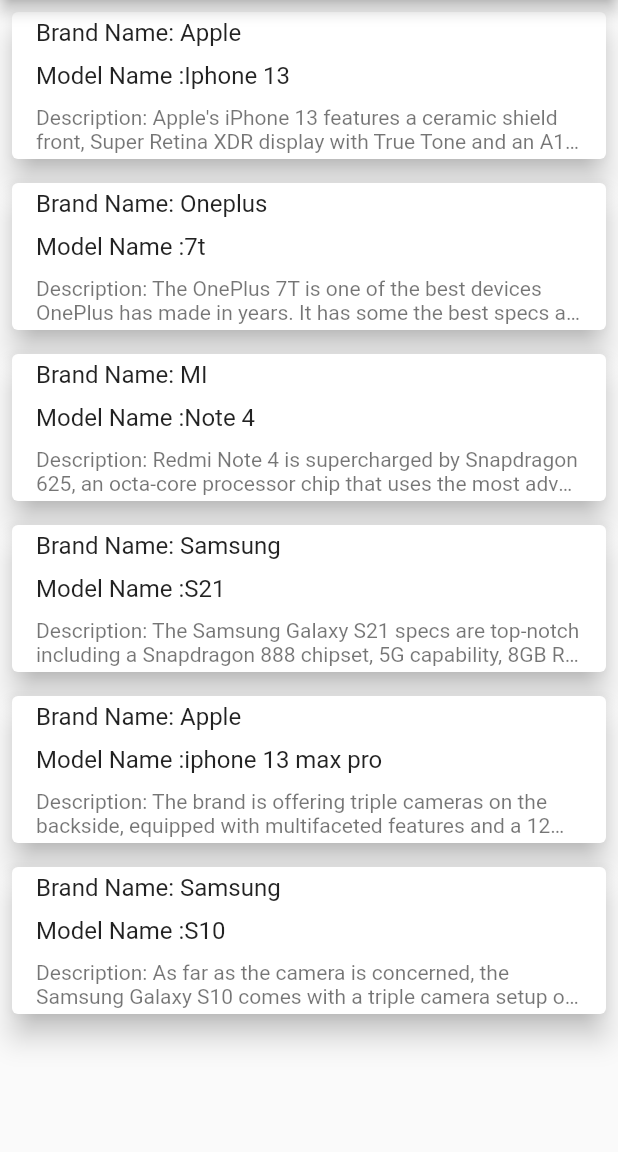
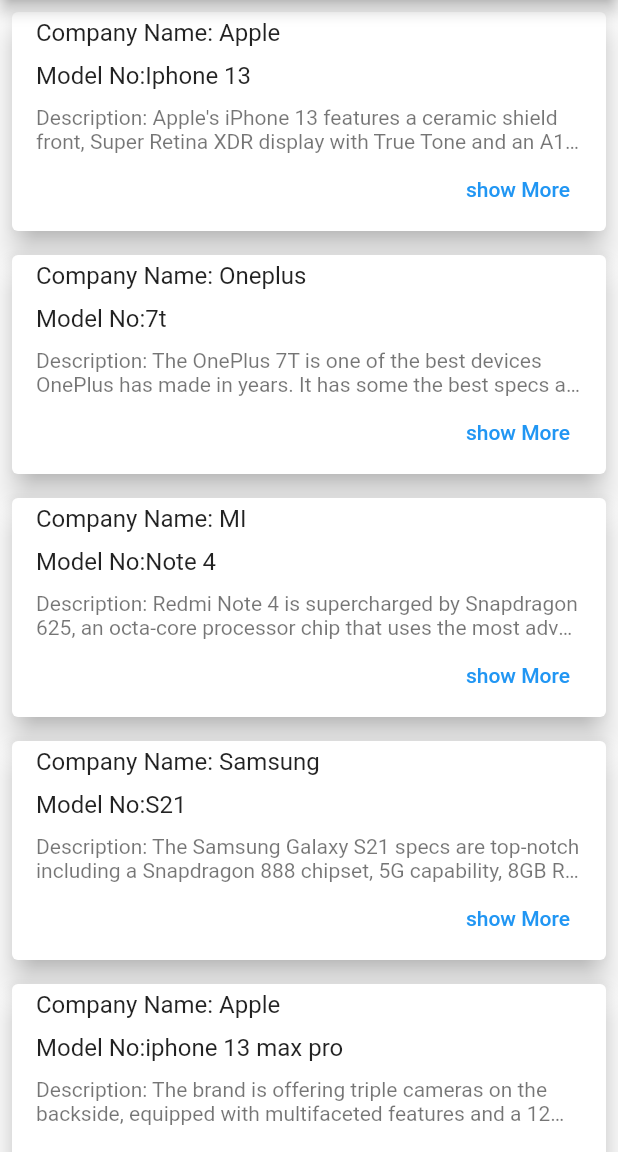
Before and after one commit to divyang-mobio/assignment, a Flutter app: the screen it shows after launch, on a phone screen of 412 x 824 dp, the part 84-1236 px from its top. Run offline on Flutter 3.47's test engine with Material 2 defaults, Android fonts, the phone set to English and light mode, and no system bars; our stand-ins replace badges, bloc, flutter_bloc, sqflite; accounts and stored records are empty.

Commit message:
add show more functionality

```diff
--- a/lib/screens/favorite_screen.dart
+++ b/lib/screens/favorite_screen.dart
@@ -12,13 +12,13 @@ class FavoriteScreen extends StatelessWidget {
       appBar: AppBar(title: const Text("Cart")),
       body: BlocBuilder<FavoriteBloc, FavoriteState>(builder: (_, state) {
         if (state is FavoriteLoading) {
-          return const Center(child: CircularProgressIndicator());
+          return const Center(child: CircularProgressIndicator.adaptive());
         } else if (state is FavoriteLoaded) {
           return listData(state.favoriteData);
         } else if (state is FavoriteError) {
-          return const Center(child: Text('error'));
+          return const Center(child: Text('error :('));
         } else {
-          return const Center(child: Text("Not Working"));
+          return const Center(child: Text("Not Working :("));
         }
       }),
     );
--- a/lib/screens/home_screen.dart
+++ b/lib/screens/home_screen.dart
@@ -34,13 +34,13 @@ class MyHomePage extends StatelessWidget {
       body: BlocBuilder<DataFetchBloc, DataFetchState>(
         builder: (_, state) {
           if (state is DataFetchLoading) {
-            return const Center(child: CircularProgressIndicator());
+            return const Center(child: CircularProgressIndicator.adaptive());
           } else if (state is DataFetchLoaded) {
             return listData(state.data);
           } else if (state is DataFetchError) {
-            return const Center(child: Text('error'));
+            return const Center(child: Text('error :('));
           } else {
-            return const Center(child: Text("Not Working"));
+            return const Center(child: Text("Not Working :("));
           }
         },
       ),
--- a/lib/screens/listview.dart
+++ b/lib/screens/listview.dart
@@ -17,24 +17,62 @@ listData(List<DataModel> data) {
                 ),
               ),
             ),
-            child: Card(
+            child: CardData(data: data[index]),
+          ),
+        )
+      : const Center(child: Text('No Data in Cart'));
+}
+
+class CardData extends StatefulWidget {
+  const CardData({Key? key, required this.data}) : super(key: key);
+  final DataModel data;
+
+  @override
+  State<CardData> createState() => _CardDataState();
+}
+
+class _CardDataState extends State<CardData> {
+  bool showMoreData = false;
+
+  void showMore() {
+    setState(() => showMoreData = !showMoreData);
+  }
+
+  @override
+  Widget build(BuildContext context) {
+    return Card(
       margin: const EdgeInsetsDirectional.all(8),
       elevation: 8,
       child: ListTile(
         title: Column(
           crossAxisAlignment: CrossAxisAlignment.start,
           children: [
-                    Text("Brand Name: ${data[index].brand}"),
+            Text("Company Name: ${widget.data.brand}"),
             const SizedBox(height: 10),
-                    Text("Model Name :${data[index].name}"),
+            Text("Model No:${widget.data.name}"),
             const SizedBox(height: 10)
           ],
         ),
-                subtitle: Text("Description: ${data[index].description}",
-                    maxLines: 2, overflow: TextOverflow.ellipsis),
+        subtitle: Column(
+          crossAxisAlignment: CrossAxisAlignment.start,
+          children: [
+            Text("Description: ${widget.data.description}",
+                maxLines: (showMoreData) ? 100 : 2,
+                overflow: TextOverflow.ellipsis),
+            Row(
+              crossAxisAlignment: CrossAxisAlignment.start,
+              mainAxisAlignment: MainAxisAlignment.end,
+              children: [
+                TextButton(
+                    onPressed: () => showMore(),
+                    child: (showMoreData)
+                        ? const Text("show less")
+                        : const Text("show More")),
+              ],
+            )
+          ],
         ),
       ),
-          ),
-        )
-      : const Center(child: Text('No Data in Cart'));
+    );
   }
+}
```
Lines whose indentation alone changed are shown as unchanged.
